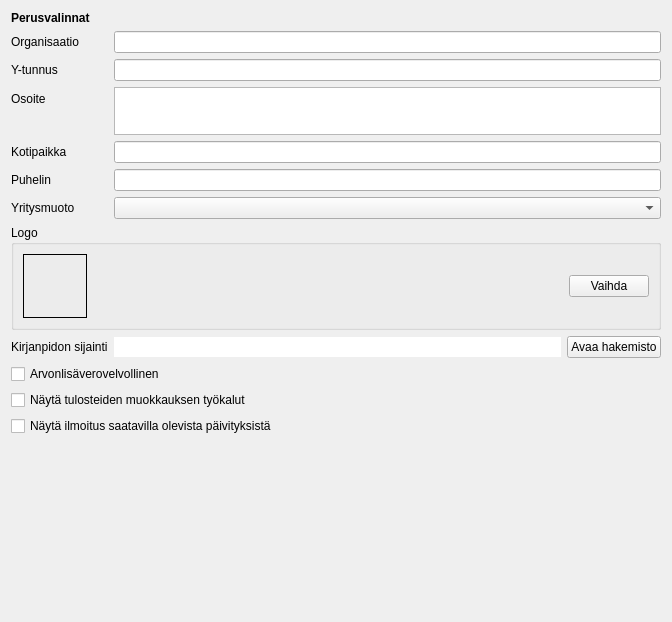
artoh/kitupiikki, file kitupiikki/maaritys/perusvalinnat.ui: the form before one commit.
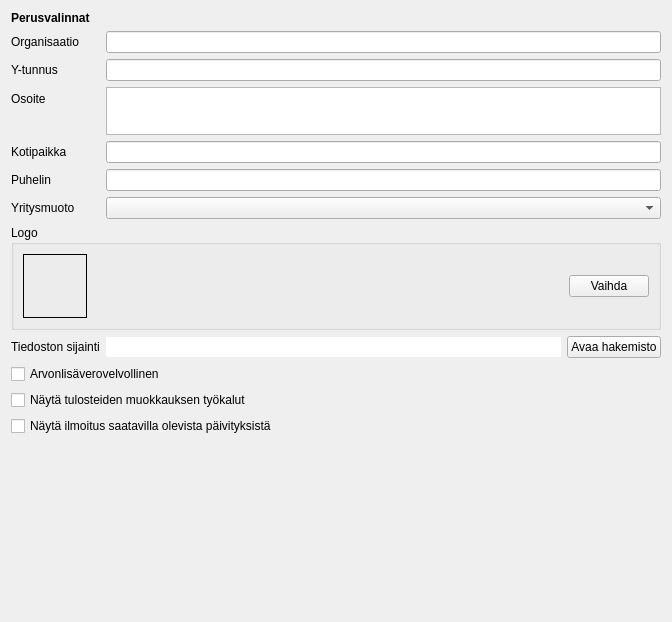
The form after the commit.

Commit message: Tiedoston sijainti

```diff
--- a/kitupiikki/maaritys/perusvalinnat.ui
+++ b/kitupiikki/maaritys/perusvalinnat.ui
@@ -201,7 +201,7 @@
    <item row="14" column="0">
     <widget class="QLabel" name="label_7">
      <property name="text">
-      <string>Kirjanpidon sijainti</string>
+      <string>Tiedoston sijainti</string>
      </property>
     </widget>
    </item>
```
